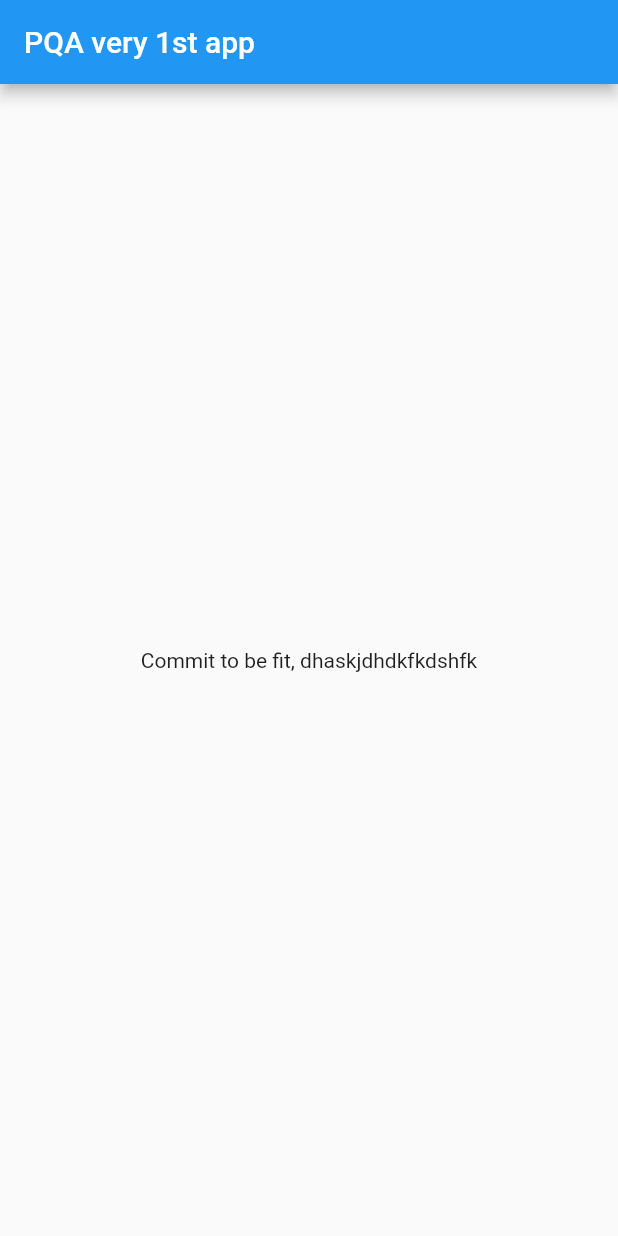
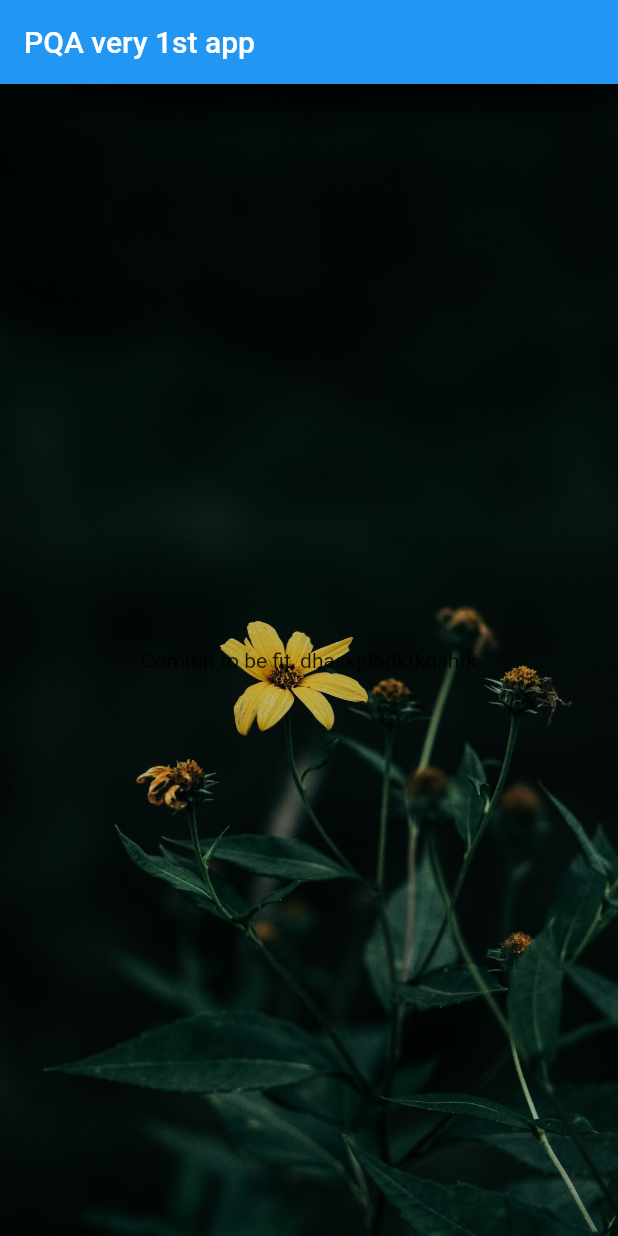
Before and after one commit to pham-anh/flt, a Flutter app: the screen it shows after launch, on a phone screen of 412 x 824 dp. Run offline on Flutter 3.47's test engine with Material 2 defaults, Android fonts, the phone set to English and light mode, and no system bars.

```diff
--- a/lib/main.dart
+++ b/lib/main.dart
@@ -14,7 +14,14 @@ class GlobeApp extends StatelessWidget {
         appBar: AppBar(
           title: Text('PQA very 1st app'),
         ),
-        body: Center(child: Text('Commit to be fit, dhaskjdhdkfkdshfk')),
+        body: Container(
+            decoration: BoxDecoration(
+              image: DecorationImage(
+                image: AssetImage('assets/yellow-night.jpg'),
+                fit: BoxFit.cover,
+              ),
+            ),
+            child: Center(child: Text('Commit to be fit, dhaskjdhdkfkdshfk'))),
       ),
     );
   }
--- a/pubspec.yaml
+++ b/pubspec.yaml
@@ -58,8 +58,8 @@ flutter:
   uses-material-design: true
 
   # To add assets to your application, add an assets section, like this:
-  # assets:
-  #   - images/a_dot_burr.jpeg
+  assets:
+    - assets/
   #   - images/a_dot_ham.jpeg
 
   # An image asset can refer to one or more resolution-specific "variants", see
```
Also changed, not shown: assets/yellow-night.jpg (renamed from asset/yellow-night.jpg).
